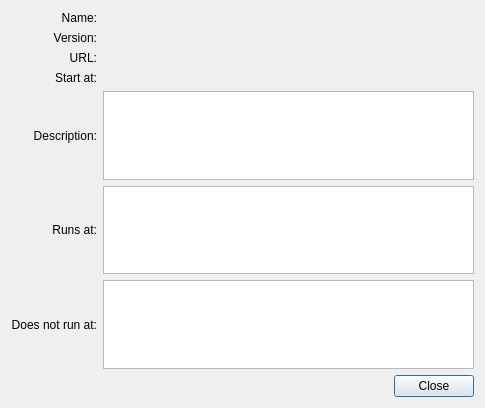
Before: the Qt Designer form src/plugins/GreaseMonkey/settings/gm_settingsscriptinfo.ui in QupZilla/qupzilla, drawn with Qt 5.
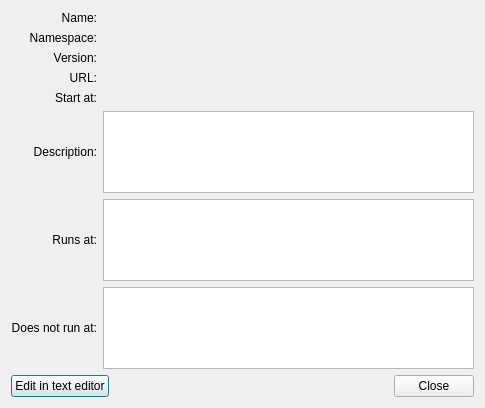
After: the same form once the commit is applied. Custom widgets are drawn as their Qt base class.

Commit message: [GreaseMonkey] Added "Edit in text editor" button to script info.

Patch:
```diff
--- a/src/plugins/GreaseMonkey/settings/gm_settingsscriptinfo.ui
+++ b/src/plugins/GreaseMonkey/settings/gm_settingsscriptinfo.ui
@@ -10,60 +10,10 @@
     <height>408</height>
    </rect>
   </property>
-  <layout class="QVBoxLayout" name="verticalLayout_2">
+  <layout class="QVBoxLayout" name="verticalLayout">
    <item>
     <layout class="QGridLayout" name="gridLayout">
-     <item row="0" column="0">
-      <widget class="QLabel" name="label_3">
-       <property name="text">
-        <string>Name:</string>
-       </property>
-       <property name="alignment">
-        <set>Qt::AlignRight|Qt::AlignTrailing|Qt::AlignVCenter</set>
-       </property>
-      </widget>
-     </item>
-     <item row="1" column="0">
-      <widget class="QLabel" name="label_6">
-       <property name="text">
-        <string>Version:</string>
-       </property>
-       <property name="alignment">
-        <set>Qt::AlignRight|Qt::AlignTrailing|Qt::AlignVCenter</set>
-       </property>
-      </widget>
-     </item>
-     <item row="2" column="0">
-      <widget class="QLabel" name="label_5">
-       <property name="text">
-        <string>URL:</string>
-       </property>
-       <property name="alignment">
-        <set>Qt::AlignRight|Qt::AlignTrailing|Qt::AlignVCenter</set>
-       </property>
-      </widget>
-     </item>
-     <item row="3" column="0">
-      <widget class="QLabel" name="label_7">
-       <property name="text">
-        <string>Start at:</string>
-       </property>
-       <property name="alignment">
-        <set>Qt::AlignRight|Qt::AlignTrailing|Qt::AlignVCenter</set>
-       </property>
-      </widget>
-     </item>
-     <item row="4" column="0">
-      <widget class="QLabel" name="label_4">
-       <property name="text">
-        <string>Description:</string>
-       </property>
-       <property name="alignment">
-        <set>Qt::AlignRight|Qt::AlignTrailing|Qt::AlignVCenter</set>
-       </property>
-      </widget>
-     </item>
-     <item row="5" column="0">
+     <item row="6" column="0">
       <widget class="QLabel" name="label_8">
        <property name="text">
         <string>Runs at:</string>
@@ -73,15 +23,11 @@
        </property>
       </widget>
      </item>
-     <item row="6" column="0">
-      <widget class="QLabel" name="label_9">
-       <property name="text">
-        <string>Does not run at:</string>
-       </property>
-       <property name="alignment">
-        <set>Qt::AlignRight|Qt::AlignTrailing|Qt::AlignVCenter</set>
-       </property>
-      </widget>
+     <item row="5" column="1">
+      <widget class="QTextBrowser" name="description"/>
+     </item>
+     <item row="7" column="1">
+      <widget class="QTextBrowser" name="exclude"/>
      </item>
      <item row="0" column="1">
       <widget class="SqueezeLabelV2" name="name">
@@ -93,27 +39,37 @@
        </property>
       </widget>
      </item>
-     <item row="3" column="1">
-      <widget class="QLabel" name="startAt">
+     <item row="5" column="0">
+      <widget class="QLabel" name="label_4">
        <property name="text">
-        <string/>
+        <string>Description:</string>
        </property>
-       <property name="textInteractionFlags">
-        <set>Qt::LinksAccessibleByMouse|Qt::TextSelectableByMouse</set>
+       <property name="alignment">
+        <set>Qt::AlignRight|Qt::AlignTrailing|Qt::AlignVCenter</set>
+       </property>
+      </widget>
+     </item>
+     <item row="2" column="0">
+      <widget class="QLabel" name="labelVersion">
+       <property name="text">
+        <string>Version:</string>
+       </property>
+       <property name="alignment">
+        <set>Qt::AlignRight|Qt::AlignTrailing|Qt::AlignVCenter</set>
+       </property>
+      </widget>
+     </item>
+     <item row="4" column="0">
+      <widget class="QLabel" name="label_7">
+       <property name="text">
+        <string>Start at:</string>
+       </property>
+       <property name="alignment">
+        <set>Qt::AlignRight|Qt::AlignTrailing|Qt::AlignVCenter</set>
        </property>
       </widget>
      </item>
      <item row="2" column="1">
-      <widget class="SqueezeLabelV2" name="url">
-       <property name="text">
-        <string/>
-       </property>
-       <property name="textInteractionFlags">
-        <set>Qt::LinksAccessibleByMouse|Qt::TextSelectableByMouse</set>
-       </property>
-      </widget>
-     </item>
-     <item row="1" column="1">
       <widget class="QLabel" name="version">
        <property name="text">
         <string/>
@@ -123,26 +79,94 @@
        </property>
       </widget>
      </item>
+     <item row="0" column="0">
+      <widget class="QLabel" name="label_3">
+       <property name="text">
+        <string>Name:</string>
+       </property>
+       <property name="alignment">
+        <set>Qt::AlignRight|Qt::AlignTrailing|Qt::AlignVCenter</set>
+       </property>
+      </widget>
+     </item>
      <item row="4" column="1">
-      <widget class="QTextBrowser" name="description"/>
+      <widget class="QLabel" name="startAt">
+       <property name="text">
+        <string/>
+       </property>
+       <property name="textInteractionFlags">
+        <set>Qt::LinksAccessibleByMouse|Qt::TextSelectableByMouse</set>
+       </property>
+      </widget>
      </item>
-     <item row="5" column="1">
-      <widget class="QTextBrowser" name="include"/>
+     <item row="3" column="1">
+      <widget class="SqueezeLabelV2" name="url">
+       <property name="text">
+        <string/>
+       </property>
+       <property name="textInteractionFlags">
+        <set>Qt::LinksAccessibleByMouse|Qt::TextSelectableByMouse</set>
+       </property>
+      </widget>
+     </item>
+     <item row="3" column="0">
+      <widget class="QLabel" name="labelUrl">
+       <property name="text">
+        <string>URL:</string>
+       </property>
+       <property name="alignment">
+        <set>Qt::AlignRight|Qt::AlignTrailing|Qt::AlignVCenter</set>
+       </property>
+      </widget>
      </item>
      <item row="6" column="1">
-      <widget class="QTextBrowser" name="exclude"/>
+      <widget class="QTextBrowser" name="include"/>
+     </item>
+     <item row="7" column="0">
+      <widget class="QLabel" name="label_9">
+       <property name="text">
+        <string>Does not run at:</string>
+       </property>
+       <property name="alignment">
+        <set>Qt::AlignRight|Qt::AlignTrailing|Qt::AlignVCenter</set>
+       </property>
+      </widget>
+     </item>
+     <item row="1" column="0">
+      <widget class="QLabel" name="label">
+       <property name="text">
+        <string>Namespace:</string>
+       </property>
+       <property name="alignment">
+        <set>Qt::AlignRight|Qt::AlignTrailing|Qt::AlignVCenter</set>
+       </property>
+      </widget>
+     </item>
+     <item row="1" column="1">
+      <widget class="QLabel" name="nspace"/>
      </item>
     </layout>
    </item>
    <item>
-    <widget class="QDialogButtonBox" name="buttonBox">
-     <property name="orientation">
-      <enum>Qt::Horizontal</enum>
-     </property>
-     <property name="standardButtons">
-      <set>QDialogButtonBox::Close</set>
-     </property>
-    </widget>
+    <layout class="QHBoxLayout" name="horizontalLayout">
+     <item>
+      <widget class="QPushButton" name="editInEditor">
+       <property name="text">
+        <string>Edit in text editor</string>
+       </property>
+      </widget>
+     </item>
+     <item>
+      <widget class="QDialogButtonBox" name="buttonBox">
+       <property name="orientation">
+        <enum>Qt::Horizontal</enum>
+       </property>
+       <property name="standardButtons">
+        <set>QDialogButtonBox::Close</set>
+       </property>
+      </widget>
+     </item>
+    </layout>
    </item>
   </layout>
  </widget>
```
The commit also changes 5 other files.
